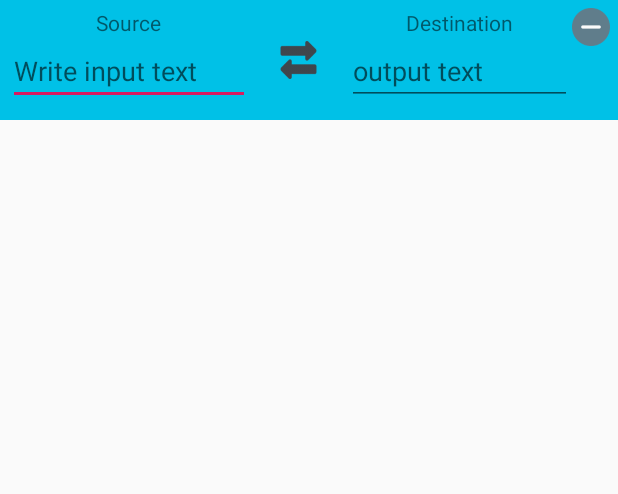
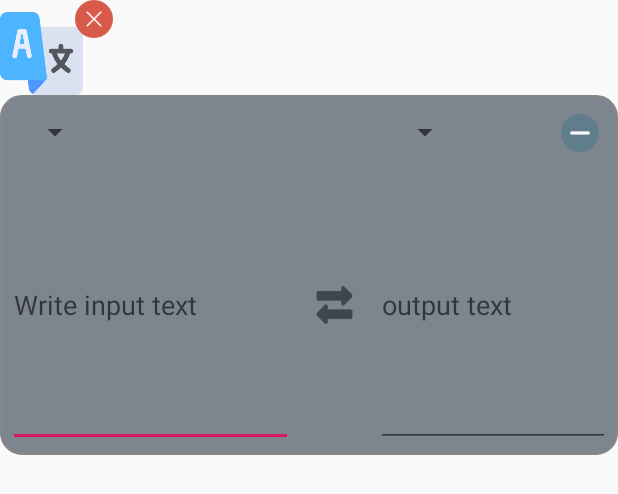
Before and after one commit to masa2146/Learn-English-Helper, an Android app: the layout layout_translate_floating_widget.xml on its own in the app's theme, with its tools: preview values and no code run, on a phone screen of 412 x 824 dp. Shown: the top 494 px of the screen. Run offline under Robolectric (Android 15) with nearby library versions, the phone set to English and light mode, and no system bars.

Commit message:
Designed translate xml

```diff
--- a/app/build.gradle
+++ b/app/build.gradle
@@ -5,7 +5,7 @@ android {
     buildToolsVersion "29.0.3"
     defaultConfig {
         applicationId "com.blt.helperenglish"
-        minSdkVersion 15
+        minSdkVersion 21
         targetSdkVersion 29
         versionCode 1
         versionName "1.0"
@@ -44,4 +44,6 @@ dependencies {
     implementation 'androidx.recyclerview:recyclerview:1.1.0'
     //noinspection GradleCompatible
     implementation 'com.android.support:cardview-v7:21.0.3'
+    //blur kit
+    implementation 'com.eightbitlab:blurview:1.6.2'
 }
--- /dev/null
+++ b/app/src/main/res/drawable/translate_background.xml
@@ -0,0 +1,24 @@
+<?xml version="1.0" encoding="utf-8"?>
+<shape xmlns:android="http://schemas.android.com/apk/res/android" android:shape="rectangle" >
+    <corners
+        android:radius="14dp"
+        />
+    <gradient
+        android:angle="45"
+        android:centerX="35%"
+        android:centerColor="#7d868f"
+        android:startColor="#7d868f"
+        android:endColor="#7d868f"
+        android:type="linear"
+        />
+    <padding
+        android:left="0dp"
+        android:top="0dp"
+        android:right="0dp"
+        android:bottom="0dp"
+        />
+    <stroke
+        android:width="1dp"
+        android:color="#878787"
+        />
+</shape>
--- a/app/src/main/res/layout/layout_translate_floating_widget.xml
+++ b/app/src/main/res/layout/layout_translate_floating_widget.xml
@@ -1,15 +1,15 @@
 <?xml version="1.0" encoding="utf-8"?>
-<layout>
+<layout xmlns:tools="http://schemas.android.com/tools">
 
     <data>
+
         <variable
             name="model"
             type="com.blt.helperenglish.model.translate.TranslateModel" />
-
     </data>
 
     <FrameLayout xmlns:android="http://schemas.android.com/apk/res/android"
-        xmlns:tools="http://schemas.android.com/tools"
+        android:id="@+id/blurLayout"
         android:layout_width="wrap_content"
         android:layout_height="wrap_content">
 
@@ -28,8 +28,8 @@
 
                 <ImageView
                     android:id="@+id/collapsed_iv"
-                    android:layout_width="70dp"
-                    android:layout_height="70dp"
+                    android:layout_width="55dp"
+                    android:layout_height="55dp"
                     android:layout_marginTop="8dp"
                     android:src="@drawable/language"
                     tools:ignore="ContentDescription" />
@@ -47,30 +47,83 @@
                 android:visibility="visible"
                 android:id="@+id/expanded_container"
                 android:layout_width="match_parent"
-                android:layout_height="80dp"
-                android:background="#00C1E7"
+                android:layout_height="240dp"
+                android:background="@drawable/translate_background"
+                android:layout_below="@+id/collapse_view"
+                android:orientation="vertical"
+                android:weightSum="8"
+                android:padding="5dp">
+
+                <LinearLayout
+                    android:layout_width="match_parent"
+                    android:layout_height="wrap_content"
+                    android:weightSum="6"
                     android:orientation="horizontal"
-                android:weightSum="6"
-                android:padding="5dp">
+                    android:padding="7dp">
+
+                    <LinearLayout
+                        android:layout_width="0dp"
+                        android:layout_height="wrap_content"
+                        android:orientation="horizontal"
+                        android:layout_weight="3">
+
+                        <Spinner
+                            android:id="@+id/source_spinner"
+                            android:layout_width="wrap_content"
+                            android:layout_height="wrap_content"/>
+                    </LinearLayout>
+
+                    <LinearLayout
+                        android:layout_width="0dp"
+                        android:layout_height="wrap_content"
+                        android:orientation="horizontal"
+                        android:gravity="center"
+                        android:layout_weight="3">
+
+
+                        <Spinner
+                            android:id="@+id/dest_spinner"
+                            android:layout_width="wrap_content"
+                            android:layout_height="wrap_content"
+                            />
+                    </LinearLayout>
+
+                    <LinearLayout
+                        android:layout_width="wrap_content"
+                        android:layout_height="wrap_content"
+                        android:orientation="horizontal"
+                        android:gravity="center"
+                        android:layout_weight="1">
+
+                        <ImageView
+                            android:id="@+id/close_button"
+                            android:layout_width="25dp"
+                            android:layout_height="25dp"
+                            android:src="@drawable/minus"
+                            tools:ignore="ContentDescription" />
+                    </LinearLayout>
+
+
+                </LinearLayout>
+
+                <LinearLayout
+                    android:layout_width="match_parent"
+                    android:layout_height="match_parent">
+
                     <LinearLayout
                         android:id="@+id/layout_source_lang"
                         android:layout_width="wrap_content"
-                    android:layout_height="wrap_content"
+                        android:layout_height="match_parent"
                         android:orientation="vertical"
-                    android:layout_weight="3">
+                        android:layout_weight="2">
 
-                    <TextView
-                        android:layout_width="wrap_content"
-                        android:layout_height="wrap_content"
-                        android:text="@string/textView_source"
-                        android:layout_gravity="center"/>
 
                         <EditText
                             android:id="@+id/edit_source_lang"
                             android:layout_width="match_parent"
-                        android:layout_height="wrap_content"
+                            android:layout_height="match_parent"
                             android:hint="@string/write_input_text"
-                        android:inputType="textMultiLine"/>
+                            android:inputType="textMultiLine" />
 
                     </LinearLayout>
 
@@ -82,21 +135,16 @@
                         android:src="@drawable/two_way_arrows"
                         tools:ignore="ContentDescription"
                         android:layout_weight="1"
-                    android:layout_gravity="center"/>
+                        android:layout_gravity="center" />
 
 
                     <LinearLayout
                         android:id="@+id/layout_dest_lang"
                         android:layout_width="wrap_content"
-                    android:layout_height="wrap_content"
+                        android:layout_height="match_parent"
                         android:orientation="vertical"
                         android:layout_weight="2">
 
-                    <TextView
-                        android:layout_width="wrap_content"
-                        android:layout_height="wrap_content"
-                        android:text="@string/textView_destination"
-                        android:layout_gravity="center"/>
 
                         <EditText
                             android:id="@+id/edit_dest_lang"
@@ -105,7 +153,7 @@
                             android:focusable="false"
                             android:focusableInTouchMode="false"
                             android:layout_width="match_parent"
-                        android:layout_height="wrap_content"
+                            android:layout_height="match_parent"
                             android:importantForAutofill="no"
                             android:text="@{model.text}"
                             android:hint="@string/output_text"
@@ -113,13 +161,9 @@
 
                     </LinearLayout>
 
-                <ImageView
-                    android:id="@+id/close_button"
-                    android:layout_width="25dp"
-                    android:layout_height="25dp"
-                    android:src="@drawable/minus"
-                    tools:ignore="ContentDescription"
-                    android:layout_weight="1" />
+
+                </LinearLayout>
+
 
             </LinearLayout>
         </RelativeLayout>
```
Also changed, not shown: app/src/main/java/com/blt/helperenglish/constant/Languages.java (added, +82 -0 lines), app/src/main/java/com/blt/helperenglish/model/translate/Language.java (added, +24 -0 lines), app/src/main/java/com/blt/helperenglish/service/FloatTranslateWidgetService.java (+114 -33 lines). Lines whose indentation alone changed are shown as unchanged.
